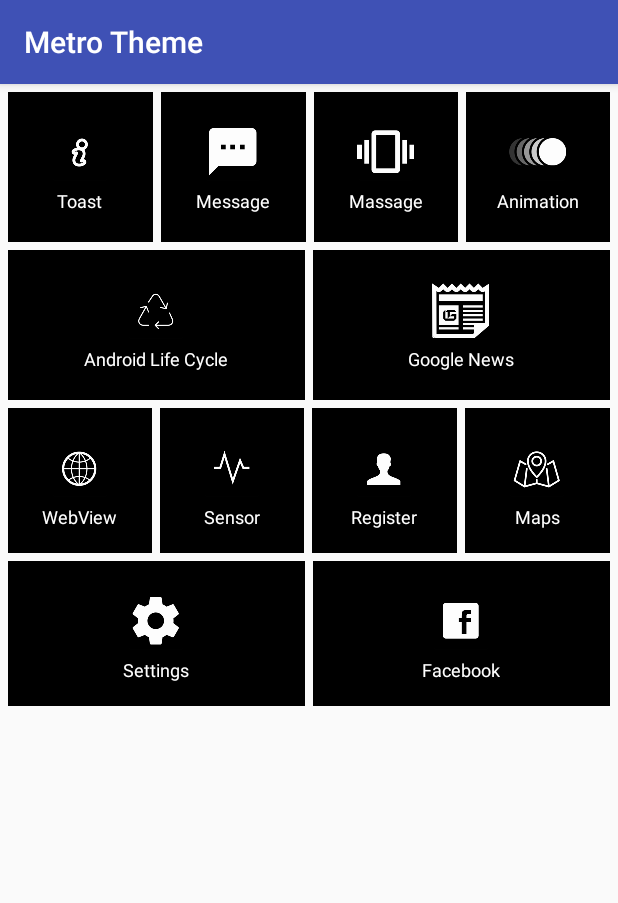
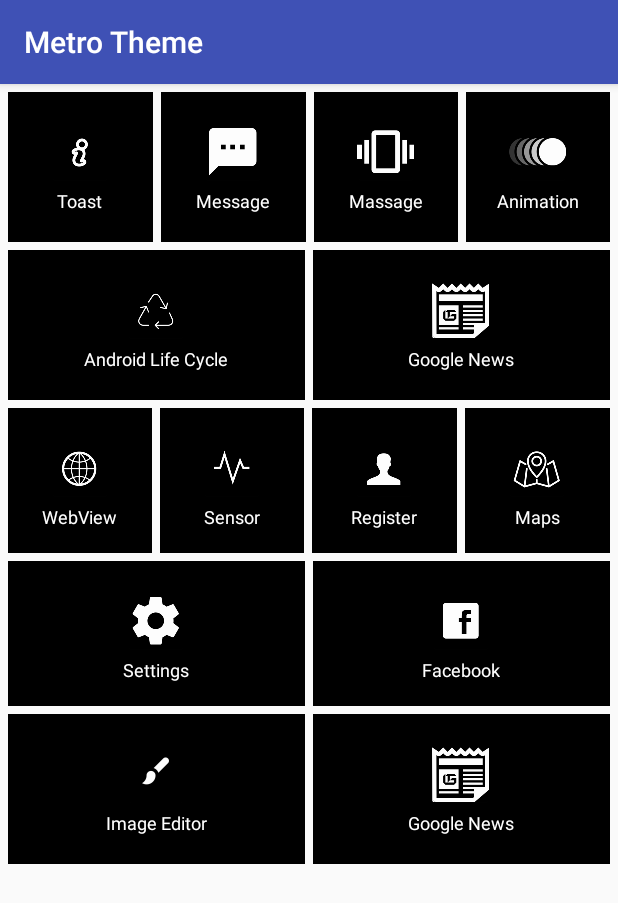
Before and after one commit to ragz2203/BasicAndroidApplications, an Android app: the screen it shows after launch (WinUiActivity), on a phone screen of 412 x 824 dp. Shown: the top 903 px of the screen. Run offline under Robolectric (Android 15) with nearby library versions, the phone set to English and light mode, and no system bars.

Commit message:
Image Editor Added
image editor added to the projects now with effects grayscale, sepia and
saturation

```diff
--- a/app/src/main/java/com/ragz/benchmarkapp/WinUiActivity.java
+++ b/app/src/main/java/com/ragz/benchmarkapp/WinUiActivity.java
@@ -63,6 +63,12 @@ public class WinUiActivity extends AppCompatActivity {
             case R.id.ll12:
                 openApp(this, "com.facebook.katana");
                 break;
+            case R.id.ll13:
+                startActivity(new Intent(context, ImageEditorActivity.class));
+                break;
+            case R.id.ll14:
+                startActivity(new Intent(context,ImageEditorActivity.class));
+                break;
         }
 
     }
--- a/app/src/main/res/layout/activity_win_ui.xml
+++ b/app/src/main/res/layout/activity_win_ui.xml
@@ -386,6 +386,72 @@
 
             </LinearLayout>
 
+            <LinearLayout
+                android:layout_width="match_parent"
+                android:layout_height="wrap_content"
+                android:layout_marginTop="5dp"
+                android:orientation="horizontal">
+
+
+                <LinearLayout
+                    android:id="@+id/ll13"
+                    android:layout_width="0dp"
+                    android:layout_height="100dp"
+                    android:layout_marginLeft="5dp"
+                    android:layout_marginStart="5dp"
+                    android:layout_weight="1"
+                    android:background="@color/background_color"
+                    android:onClick="gotoActivity"
+                    android:orientation="vertical"
+                    android:padding="16dp">
+
+                    <ImageView
+                        android:layout_width="wrap_content"
+                        android:layout_height="wrap_content"
+                        android:layout_gravity="center"
+                        android:src="@mipmap/ic_win_image_effect_icon" />
+
+                    <TextView
+                        android:layout_width="wrap_content"
+                        android:layout_height="wrap_content"
+                        android:layout_gravity="center"
+                        android:text="Image Editor"
+                        android:textColor="@color/text_color_white"
+                        android:textSize="12sp" />
+                </LinearLayout>
+
+                <LinearLayout
+                    android:id="@+id/ll14"
+                    android:layout_width="0dp"
+                    android:layout_height="100dp"
+                    android:layout_marginEnd="5dp"
+                    android:layout_marginLeft="5dp"
+                    android:layout_marginRight="5dp"
+                    android:layout_marginStart="5dp"
+                    android:layout_weight="1"
+                    android:background="@color/background_color"
+                    android:onClick="gotoActivity"
+                    android:orientation="vertical"
+                    android:padding="16dp">
+
+                    <ImageView
+                        android:layout_width="wrap_content"
+                        android:layout_height="wrap_content"
+                        android:layout_gravity="center"
+                        android:src="@mipmap/ic_win_google" />
+
+                    <TextView
+                        android:layout_width="wrap_content"
+                        android:layout_height="wrap_content"
+                        android:layout_gravity="center"
+                        android:text="Google News"
+                        android:textColor="@color/text_color_white"
+                        android:textSize="12sp" />
+                </LinearLayout>
+
+            </LinearLayout>
+
+
 
         </LinearLayout>
 
```
Also changed, not shown: app/src/main/AndroidManifest.xml (+4 -4 lines), app/src/main/java/com/ragz/benchmarkapp/ImageEditorActivity.java (added, +252 -0 lines), app/src/main/res/layout/activity_image_editor.xml (added, +66 -0 lines), app/src/main/res/menu/image_effect_menu.xml (added, +9 -0 lines), app/src/main/ic_win_image_effect_icon-web.png (added), app/src/main/res/mipmap-hdpi/ic_win_image_effect_icon.png (added), app/src/main/res/mipmap-mdpi/ic_win_image_effect_icon.png (added), app/src/main/res/mipmap-xhdpi/ic_win_image_effect_icon.png (added), app/src/main/res/mipmap-xxhdpi/ic_win_image_effect_icon.png (added), app/src/main/res/mipmap-xxxhdpi/ic_win_image_effect_icon.png (added).
